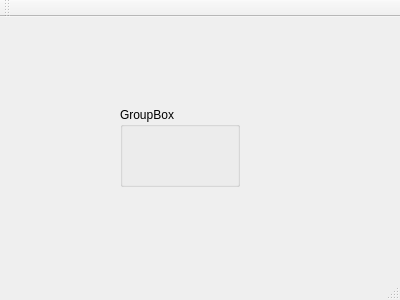
This is src/GUI/mainwindow.ui in jcelerier/watermarking as Qt 5 draws it before an edit. The edited form follows.
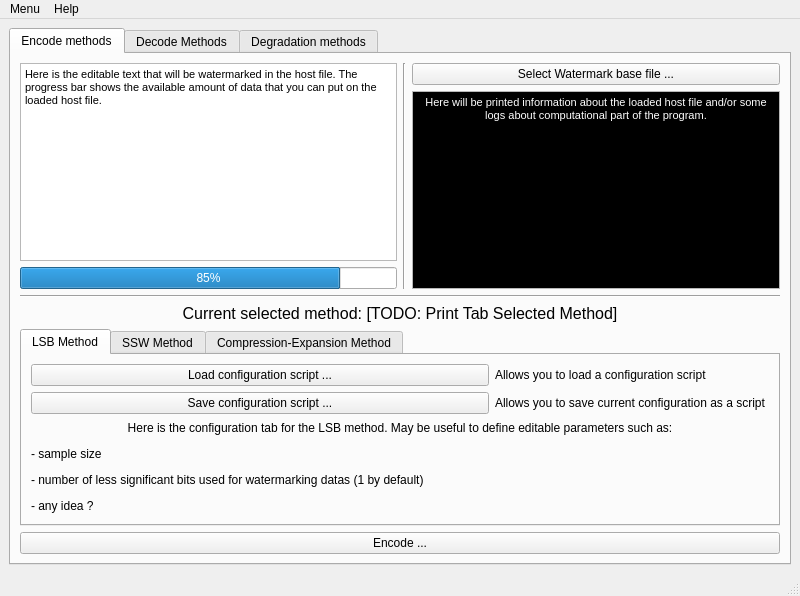
This is the edited form. Icons and pictures are not drawn.

Commit message:
Adding factice Qt Interface (minor modifications)
Minor modifications ...

The edit to the form file:
```diff
--- a/src/GUI/mainwindow.ui
+++ b/src/GUI/mainwindow.ui
@@ -6,49 +6,518 @@
    <rect>
     <x>0</x>
     <y>0</y>
-    <width>400</width>
-    <height>300</height>
+    <width>800</width>
+    <height>596</height>
    </rect>
   </property>
   <property name="windowTitle">
    <string>MainWindow</string>
   </property>
-  <widget class="QWidget" name="centralWidget">
-   <widget class="QGroupBox" name="groupBox">
-    <property name="geometry">
-     <rect>
-      <x>120</x>
-      <y>90</y>
-      <width>120</width>
-      <height>80</height>
-     </rect>
-    </property>
-    <property name="title">
-     <string>GroupBox</string>
-    </property>
-   </widget>
+  <widget class="QWidget" name="centralwidget">
+   <layout class="QGridLayout" name="gridLayout">
+    <item row="0" column="0">
+     <widget class="QTabWidget" name="toDoTab">
+      <property name="autoFillBackground">
+       <bool>true</bool>
+      </property>
+      <property name="currentIndex">
+       <number>0</number>
+      </property>
+      <widget class="QWidget" name="encodeTab">
+       <attribute name="title">
+        <string>Encode methods</string>
+       </attribute>
+       <layout class="QGridLayout" name="gridLayout_2">
+        <item row="0" column="0">
+         <layout class="QGridLayout" name="mainGridLayout">
+          <property name="sizeConstraint">
+           <enum>QLayout::SetNoConstraint</enum>
+          </property>
+          <item row="2" column="0" colspan="2">
+           <widget class="QLabel" name="currentSelectedMethod">
+            <property name="text">
+             <string>&lt;html&gt;&lt;head/&gt;&lt;body&gt;&lt;p align=&quot;center&quot;&gt;&lt;span style=&quot; font-size:12pt;&quot;&gt;Current selected method: [TODO: Print Tab Selected Method]&lt;/span&gt;&lt;/p&gt;&lt;/body&gt;&lt;/html&gt;</string>
+            </property>
+           </widget>
+          </item>
+          <item row="3" column="0" colspan="2">
+           <layout class="QGridLayout" name="paramsLayout">
+            <item row="0" column="0">
+             <widget class="QTabWidget" name="selectingMethodTab">
+              <property name="toolTip">
+               <string/>
+              </property>
+              <property name="currentIndex">
+               <number>0</number>
+              </property>
+              <widget class="QWidget" name="lsbMethodTab">
+               <property name="toolTip">
+                <string/>
+               </property>
+               <attribute name="title">
+                <string>LSB Method</string>
+               </attribute>
+               <layout class="QGridLayout" name="gridLayout_6">
+                <item row="0" column="0">
+                 <layout class="QGridLayout" name="gridLayout_5">
+                  <item row="1" column="2">
+                   <widget class="QLabel" name="label_3">
+                    <property name="text">
+                     <string>&lt;html&gt;&lt;head/&gt;&lt;body&gt;&lt;p&gt;Allows you to save current configuration as a script &lt;/p&gt;&lt;/body&gt;&lt;/html&gt;</string>
+                    </property>
+                   </widget>
+                  </item>
+                  <item row="0" column="2">
+                   <widget class="QLabel" name="label">
+                    <property name="text">
+                     <string>&lt;html&gt;&lt;head/&gt;&lt;body&gt;&lt;p&gt;Allows you to load a configuration script &lt;/p&gt;&lt;/body&gt;&lt;/html&gt;</string>
+                    </property>
+                   </widget>
+                  </item>
+                  <item row="0" column="0" colspan="2">
+                   <widget class="QPushButton" name="lsbLoadConfigurationButton">
+                    <property name="toolTip">
+                     <string>load a configuration script</string>
+                    </property>
+                    <property name="statusTip">
+                     <string/>
+                    </property>
+                    <property name="whatsThis">
+                     <string/>
+                    </property>
+                    <property name="text">
+                     <string>Load configuration script ...</string>
+                    </property>
+                    <property name="icon">
+                     <iconset resource="icons/qstyle.qrc">
+                      <normaloff>:/trolltech/styles/commonstyle/images/standardbutton-open-16.png</normaloff>:/trolltech/styles/commonstyle/images/standardbutton-open-16.png</iconset>
+                    </property>
+                   </widget>
+                  </item>
+                  <item row="1" column="0" colspan="2">
+                   <widget class="QPushButton" name="lsbSaveConfigurationButton">
+                    <property name="toolTip">
+                     <string>save current onfiguration as a script</string>
+                    </property>
+                    <property name="text">
+                     <string>Save configuration script ...</string>
+                    </property>
+                    <property name="icon">
+                     <iconset resource="icons/qstyle.qrc">
+                      <normaloff>:/trolltech/styles/commonstyle/images/floppy-16.png</normaloff>:/trolltech/styles/commonstyle/images/floppy-16.png</iconset>
+                    </property>
+                   </widget>
+                  </item>
+                  <item row="2" column="0" colspan="3">
+                   <widget class="QLabel" name="label_2">
+                    <property name="text">
+                     <string>&lt;html&gt;&lt;head/&gt;&lt;body&gt;&lt;p align=&quot;center&quot;&gt;Here is the configuration tab for the LSB method. May be useful to define editable parameters such as:&lt;/p&gt;&lt;p&gt;- sample size&lt;/p&gt;&lt;p&gt;- number of less significant bits used for watermarking datas (1 by default)&lt;/p&gt;&lt;p&gt;- any idea ?&lt;/p&gt;&lt;/body&gt;&lt;/html&gt;</string>
+                    </property>
+                   </widget>
+                  </item>
+                 </layout>
+                </item>
+               </layout>
+              </widget>
+              <widget class="QWidget" name="sswMethodTab">
+               <property name="toolTip">
+                <string/>
+               </property>
+               <attribute name="title">
+                <string>SSW Method</string>
+               </attribute>
+               <layout class="QGridLayout" name="gridLayout_8">
+                <item row="0" column="0">
+                 <layout class="QGridLayout" name="gridLayout_7">
+                  <item row="1" column="2">
+                   <widget class="QLabel" name="label_4">
+                    <property name="text">
+                     <string>&lt;html&gt;&lt;head/&gt;&lt;body&gt;&lt;p&gt;Allows you to save current configuration as a script &lt;/p&gt;&lt;/body&gt;&lt;/html&gt;</string>
+                    </property>
+                   </widget>
+                  </item>
+                  <item row="0" column="2">
+                   <widget class="QLabel" name="label_5">
+                    <property name="text">
+                     <string>&lt;html&gt;&lt;head/&gt;&lt;body&gt;&lt;p&gt;Allows you to load a configuration script &lt;/p&gt;&lt;/body&gt;&lt;/html&gt;</string>
+                    </property>
+                   </widget>
+                  </item>
+                  <item row="0" column="0" colspan="2">
+                   <widget class="QPushButton" name="sswLoadConfigurationButton">
+                    <property name="toolTip">
+                     <string>load a configuration script</string>
+                    </property>
+                    <property name="text">
+                     <string>Load configuration script ...</string>
+                    </property>
+                    <property name="icon">
+                     <iconset resource="icons/qstyle.qrc">
+                      <normaloff>:/trolltech/styles/commonstyle/images/standardbutton-open-16.png</normaloff>:/trolltech/styles/commonstyle/images/standardbutton-open-16.png</iconset>
+                    </property>
+                   </widget>
+                  </item>
+                  <item row="1" column="0" colspan="2">
+                   <widget class="QPushButton" name="sswSaveConfigurationButton">
+                    <property name="toolTip">
+                     <string>save current onfiguration as a script</string>
+                    </property>
+                    <property name="text">
+                     <string>Save configuration script ...</string>
+                    </property>
+                    <property name="icon">
+                     <iconset resource="icons/qstyle.qrc">
+                      <normaloff>:/trolltech/styles/commonstyle/images/floppy-16.png</normaloff>:/trolltech/styles/commonstyle/images/floppy-16.png</iconset>
+                    </property>
+                   </widget>
+                  </item>
+                  <item row="2" column="0" colspan="3">
+                   <widget class="QLabel" name="label_6">
+                    <property name="text">
+                     <string>&lt;html&gt;&lt;head/&gt;&lt;body&gt;&lt;p align=&quot;center&quot;&gt;Here is the configuration tab for the SSW method. May be useful to define editable parameters such as:&lt;/p&gt;&lt;p&gt;- any idea ?&lt;/p&gt;&lt;/body&gt;&lt;/html&gt;</string>
+                    </property>
+                   </widget>
+                  </item>
+                 </layout>
+                </item>
+               </layout>
+              </widget>
+              <widget class="QWidget" name="compExpMethodTab">
+               <property name="toolTip">
+                <string/>
+               </property>
+               <attribute name="title">
+                <string>Compression-Expansion Method</string>
+               </attribute>
+               <layout class="QGridLayout" name="gridLayout_10">
+                <item row="0" column="0">
+                 <layout class="QGridLayout" name="gridLayout_9">
+                  <item row="1" column="2">
+                   <widget class="QLabel" name="label_7">
+                    <property name="text">
+                     <string>&lt;html&gt;&lt;head/&gt;&lt;body&gt;&lt;p&gt;Allows you to save current configuration as a script &lt;/p&gt;&lt;/body&gt;&lt;/html&gt;</string>
+                    </property>
+                   </widget>
+                  </item>
+                  <item row="0" column="2">
+                   <widget class="QLabel" name="label_8">
+                    <property name="text">
+                     <string>&lt;html&gt;&lt;head/&gt;&lt;body&gt;&lt;p&gt;Allows you to load a configuration script &lt;/p&gt;&lt;/body&gt;&lt;/html&gt;</string>
+                    </property>
+                   </widget>
+                  </item>
+                  <item row="0" column="0" colspan="2">
+                   <widget class="QPushButton" name="compExpLoadConfigurationButton">
+                    <property name="toolTip">
+                     <string>load a configuration script</string>
+                    </property>
+                    <property name="text">
+                     <string>Load configuration script ...</string>
+                    </property>
+                    <property name="icon">
+                     <iconset resource="icons/qstyle.qrc">
+                      <normaloff>:/trolltech/styles/commonstyle/images/standardbutton-open-16.png</normaloff>:/trolltech/styles/commonstyle/images/standardbutton-open-16.png</iconset>
+                    </property>
+                   </widget>
+                  </item>
+                  <item row="1" column="0" colspan="2">
+                   <widget class="QPushButton" name="compExpSaveConfigurationButton">
+                    <property name="toolTip">
+                     <string>save current onfiguration as a script</string>
+                    </property>
+                    <property name="text">
+                     <string>Save configuration script ...</string>
+                    </property>
+                    <property name="icon">
+                     <iconset resource="icons/qstyle.qrc">
+                      <normaloff>:/trolltech/styles/commonstyle/images/floppy-16.png</normaloff>:/trolltech/styles/commonstyle/images/floppy-16.png</iconset>
+                    </property>
+                   </widget>
+                  </item>
+                  <item row="2" column="0" colspan="3">
+                   <widget class="QLabel" name="label_9">
+                    <property name="text">
+                     <string>&lt;html&gt;&lt;head/&gt;&lt;body&gt;&lt;p align=&quot;center&quot;&gt;Here is the configuration tab for the Compression-Expansion method. May be useful to define editable parameters such as:&lt;/p&gt;&lt;p&gt;- any idea ?&lt;/p&gt;&lt;/body&gt;&lt;/html&gt;</string>
+                    </property>
+                   </widget>
+                  </item>
+                 </layout>
+                </item>
+               </layout>
+              </widget>
+             </widget>
+            </item>
+            <item row="2" column="0">
+             <widget class="QPushButton" name="encodeButton">
+              <property name="text">
+               <string>Encode ...</string>
+              </property>
+              <property name="icon">
+               <iconset resource="icons/qstyle.qrc">
+                <normaloff>:/trolltech/styles/commonstyle/images/desktop-32.png</normaloff>:/trolltech/styles/commonstyle/images/desktop-32.png</iconset>
+              </property>
+              <property name="iconSize">
+               <size>
+                <width>32</width>
+                <height>32</height>
+               </size>
+              </property>
+             </widget>
+            </item>
+           </layout>
+          </item>
+          <item row="0" column="1">
+           <layout class="QGridLayout" name="hostWatermarkLayout">
+            <item row="0" column="0" rowspan="2">
+             <widget class="Line" name="line_2">
+              <property name="orientation">
+               <enum>Qt::Vertical</enum>
+              </property>
+             </widget>
+            </item>
+            <item row="0" column="1">
+             <widget class="QPushButton" name="watermarkSelectionButton">
+              <property name="toolTip">
+               <string>Load host audio file </string>
+              </property>
+              <property name="text">
+               <string>Select Watermark base file ...</string>
+              </property>
+              <property name="icon">
+               <iconset resource="icons/qstyle.qrc">
+                <normaloff>:/trolltech/styles/commonstyle/images/standardbutton-open-32.png</normaloff>:/trolltech/styles/commonstyle/images/standardbutton-open-32.png</iconset>
+              </property>
+              <property name="iconSize">
+               <size>
+                <width>32</width>
+                <height>32</height>
+               </size>
+              </property>
+              <property name="autoDefault">
+               <bool>false</bool>
+              </property>
+              <property name="default">
+               <bool>false</bool>
+              </property>
+              <property name="flat">
+               <bool>false</bool>
+              </property>
+             </widget>
+            </item>
+            <item row="1" column="1">
+             <widget class="QTextEdit" name="informationHostWatermark">
+              <property name="palette">
+               <palette>
+                <active>
+                 <colorrole role="Base">
+                  <brush brushstyle="SolidPattern">
+                   <color alpha="255">
+                    <red>0</red>
+                    <green>0</green>
+                    <blue>0</blue>
+                   </color>
+                  </brush>
+                 </colorrole>
+                </active>
+                <inactive>
+                 <colorrole role="Base">
+                  <brush brushstyle="SolidPattern">
+                   <color alpha="255">
+                    <red>0</red>
+                    <green>0</green>
+                    <blue>0</blue>
+                   </color>
+                  </brush>
+                 </colorrole>
+                </inactive>
+                <disabled>
+                 <colorrole role="Base">
+                  <brush brushstyle="SolidPattern">
+                   <color alpha="255">
+                    <red>240</red>
+                    <green>240</green>
+                    <blue>240</blue>
+                   </color>
+                  </brush>
+                 </colorrole>
+                </disabled>
+               </palette>
+              </property>
+              <property name="readOnly">
+               <bool>true</bool>
+              </property>
+              <property name="html">
+               <string>&lt;!DOCTYPE HTML PUBLIC &quot;-//W3C//DTD HTML 4.0//EN&quot; &quot;http://www.w3.org/TR/REC-html40/strict.dtd&quot;&gt;
+&lt;html&gt;&lt;head&gt;&lt;meta name=&quot;qrichtext&quot; content=&quot;1&quot; /&gt;&lt;style type=&quot;text/css&quot;&gt;
+p, li { white-space: pre-wrap; }
+&lt;/style&gt;&lt;/head&gt;&lt;body style=&quot; font-family:'MS Shell Dlg 2'; font-size:8.25pt; font-weight:400; font-style:normal;&quot;&gt;
+&lt;p align=&quot;center&quot; style=&quot; margin-top:0px; margin-bottom:0px; margin-left:0px; margin-right:0px; -qt-block-indent:0; text-indent:0px;&quot;&gt;&lt;span style=&quot; font-size:8pt; color:#ffffff;&quot;&gt;Here will be printed information about the loaded host file and/or some logs about computational part of the program.&lt;/span&gt;&lt;/p&gt;&lt;/body&gt;&lt;/html&gt;</string>
+              </property>
+             </widget>
+            </item>
+           </layout>
+          </item>
+          <item row="0" column="0">
+           <layout class="QGridLayout" name="watermarkLayout">
+            <item row="2" column="0">
+             <widget class="QProgressBar" name="usedWatermarkCapacity">
+              <property name="value">
+               <number>85</number>
+              </property>
+             </widget>
+            </item>
+            <item row="1" column="0">
+             <widget class="QTextEdit" name="textToWatermark">
+              <property name="html">
+               <string>&lt;!DOCTYPE HTML PUBLIC &quot;-//W3C//DTD HTML 4.0//EN&quot; &quot;http://www.w3.org/TR/REC-html40/strict.dtd&quot;&gt;
+&lt;html&gt;&lt;head&gt;&lt;meta name=&quot;qrichtext&quot; content=&quot;1&quot; /&gt;&lt;style type=&quot;text/css&quot;&gt;
+p, li { white-space: pre-wrap; }
+&lt;/style&gt;&lt;/head&gt;&lt;body style=&quot; font-family:'MS Shell Dlg 2'; font-size:8.25pt; font-weight:400; font-style:normal;&quot;&gt;
+&lt;p style=&quot; margin-top:0px; margin-bottom:0px; margin-left:0px; margin-right:0px; -qt-block-indent:0; text-indent:0px;&quot;&gt;&lt;span style=&quot; font-size:8pt;&quot;&gt;Here is the editable text that will be watermarked in the host file. The progress bar shows the available amount of data that you can put on the loaded host file.&lt;/span&gt;&lt;/p&gt;&lt;/body&gt;&lt;/html&gt;</string>
+              </property>
+             </widget>
+            </item>
+           </layout>
+          </item>
+          <item row="1" column="0" colspan="2">
+           <widget class="Line" name="line">
+            <property name="orientation">
+             <enum>Qt::Horizontal</enum>
+            </property>
+           </widget>
+          </item>
+         </layout>
+        </item>
+       </layout>
+      </widget>
+      <widget class="QWidget" name="decodeTab">
+       <attribute name="title">
+        <string>Decode Methods</string>
+       </attribute>
+       <layout class="QGridLayout" name="gridLayout_4">
+        <item row="0" column="0">
+         <layout class="QGridLayout" name="gridLayout_3">
+          <item row="1" column="0">
+           <widget class="QTabWidget" name="selectingMethodTab_2">
+            <property name="currentIndex">
+             <number>0</number>
+            </property>
+            <widget class="QWidget" name="tab_7">
+             <attribute name="title">
+              <string>LSB Method</string>
+             </attribute>
+            </widget>
+            <widget class="QWidget" name="tab_8">
+             <attribute name="title">
+              <string>SSW Method</string>
+             </attribute>
+            </widget>
+            <widget class="QWidget" name="tab_9">
+             <attribute name="title">
+              <string>Compression-Expansion Method</string>
+             </attribute>
+            </widget>
+           </widget>
+          </item>
+          <item row="0" column="0">
+           <widget class="QPushButton" name="watermarkSelectionButton_2">
+            <property name="text">
+             <string>Select Watermark base file ...</string>
+            </property>
+            <property name="icon">
+             <iconset resource="icons/qstyle.qrc">
+              <normaloff>:/trolltech/styles/commonstyle/images/standardbutton-open-32.png</normaloff>:/trolltech/styles/commonstyle/images/standardbutton-open-32.png</iconset>
+            </property>
+            <property name="iconSize">
+             <size>
+              <width>32</width>
+              <height>32</height>
+             </size>
+            </property>
+           </widget>
+          </item>
+          <item row="2" column="0">
+           <widget class="QPushButton" name="decodeButton">
+            <property name="text">
+             <string>Decode ...</string>
+            </property>
+            <property name="icon">
+             <iconset resource="icons/qstyle.qrc">
+              <normaloff>:/trolltech/styles/commonstyle/images/filecontents-32.png</normaloff>:/trolltech/styles/commonstyle/images/filecontents-32.png</iconset>
+            </property>
+            <property name="iconSize">
+             <size>
+              <width>32</width>
+              <height>32</height>
+             </size>
+            </property>
+           </widget>
+          </item>
+         </layout>
+        </item>
+       </layout>
+      </widget>
+      <widget class="QWidget" name="degradationTab">
+       <attribute name="title">
+        <string>Degradation methods</string>
+       </attribute>
+      </widget>
+     </widget>
+    </item>
+   </layout>
   </widget>
   <widget class="QMenuBar" name="menuBar">
    <property name="geometry">
     <rect>
      <x>0</x>
      <y>0</y>
-     <width>400</width>
-     <height>19</height>
+     <width>800</width>
+     <height>21</height>
     </rect>
    </property>
+   <widget class="QMenu" name="menuMenu">
+    <property name="title">
+     <string>Menu</string>
+    </property>
+    <addaction name="actionLoad_watermark_base_file"/>
+    <addaction name="separator"/>
+    <addaction name="actionQuit"/>
+   </widget>
+   <widget class="QMenu" name="menuHelp">
+    <property name="title">
+     <string>Help</string>
+    </property>
+    <addaction name="actionHow_to"/>
+    <addaction name="separator"/>
+    <addaction name="actionAbout"/>
+   </widget>
+   <addaction name="menuMenu"/>
+   <addaction name="menuHelp"/>
   </widget>
-  <widget class="QToolBar" name="mainToolBar">
-   <attribute name="toolBarArea">
-    <enum>TopToolBarArea</enum>
-   </attribute>
-   <attribute name="toolBarBreak">
-    <bool>false</bool>
-   </attribute>
-  </widget>
-  <widget class="QStatusBar" name="statusBar"/>
+  <widget class="QStatusBar" name="statusbar"/>
+  <action name="actionHow_to">
+   <property name="text">
+    <string>How to</string>
+   </property>
+  </action>
+  <action name="actionQuit">
+   <property name="text">
+    <string>Quit</string>
+   </property>
+  </action>
+  <action name="actionLoad_watermark_base_file">
+   <property name="text">
+    <string>Load watermark base file ...</string>
+   </property>
+  </action>
+  <action name="actionAbout">
+   <property name="text">
+    <string>About</string>
+   </property>
+  </action>
  </widget>
- <layoutdefault spacing="6" margin="11"/>
- <resources/>
+ <resources>
+  <include location="icons/qstyle.qrc"/>
+ </resources>
  <connections/>
 </ui>
```
Left out of the diff: 2 changed lines with no effect on the pictures. The commit also changes 4 other files.
